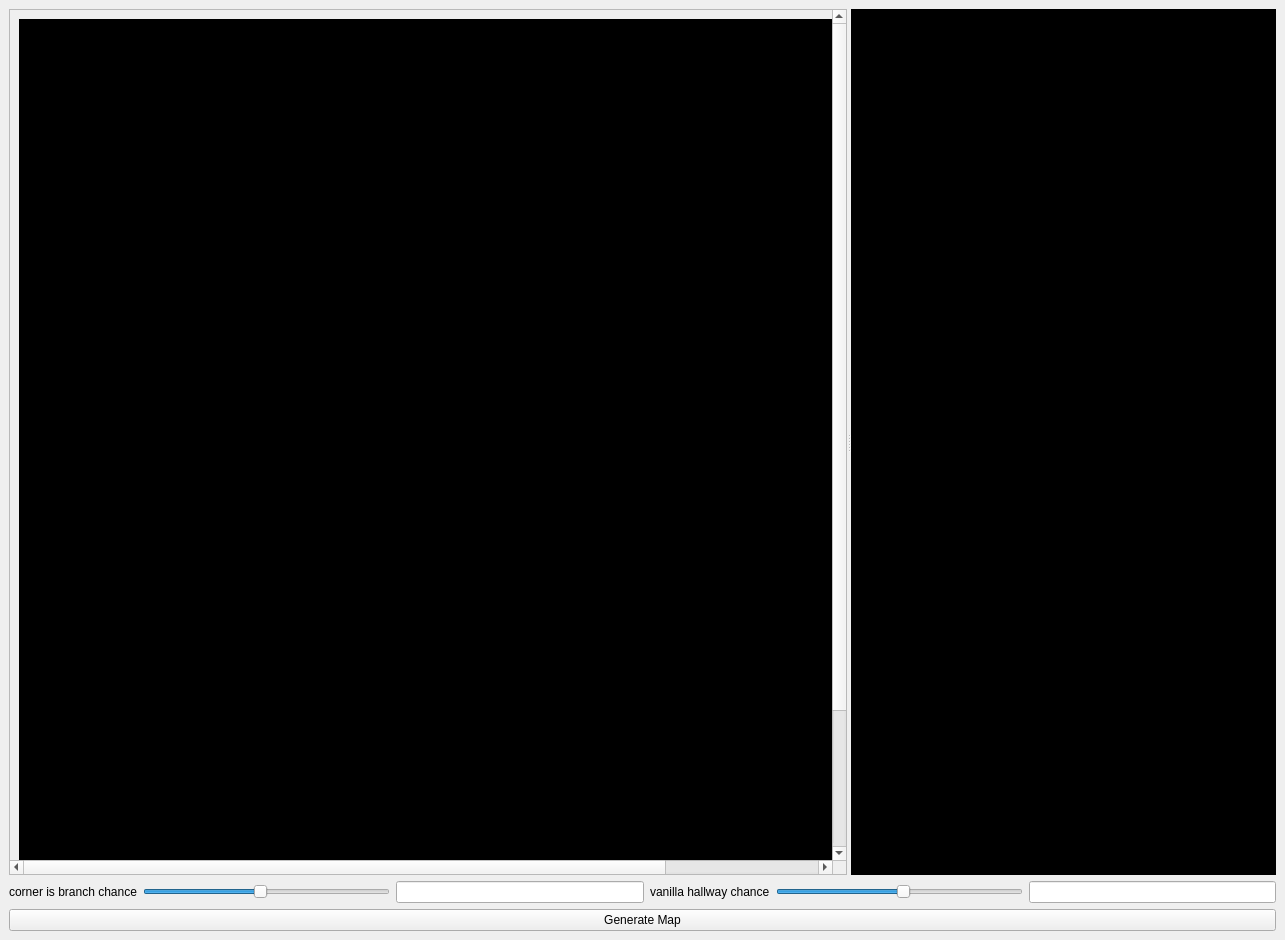
Axident/dun_gen, file dun_gen.ui: the form before one commit.
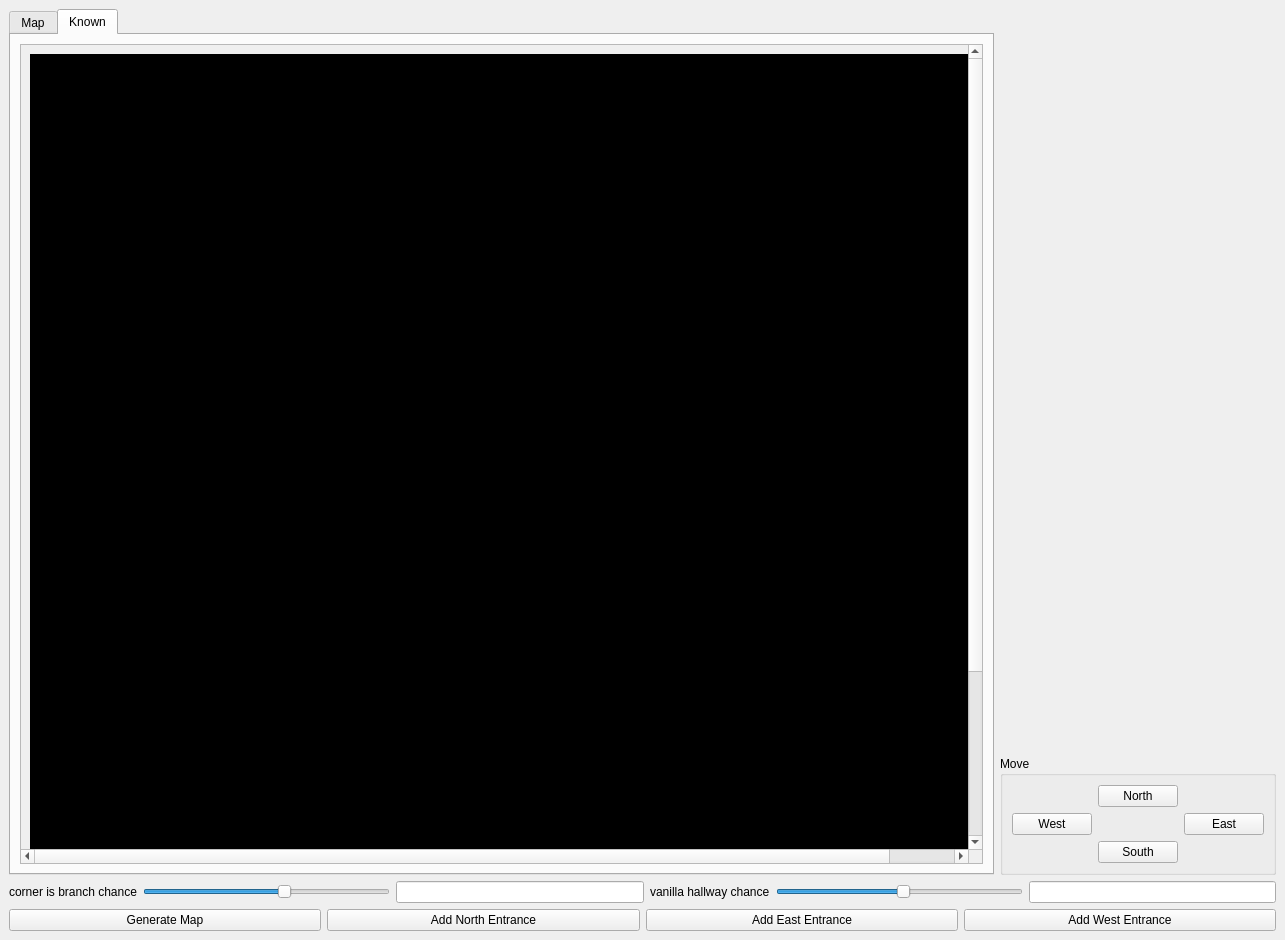
The form after the commit. The open tabs and pages were chosen to show the change.

Diff of the .ui file:
```diff
--- a/dun_gen.ui
+++ b/dun_gen.ui
@@ -14,12 +14,68 @@
    <string>MainWindow</string>
   </property>
   <widget class="QWidget" name="centralwidget">
-   <layout class="QGridLayout" name="gridLayout" rowstretch="1,0,0">
-    <item row="0" column="0">
-     <widget class="QSplitter" name="splitter">
+   <layout class="QGridLayout" name="gridLayout_6">
+    <item row="1" column="1">
+     <widget class="QGroupBox" name="groupBox">
+      <property name="title">
+       <string>Move</string>
+      </property>
+      <layout class="QGridLayout" name="gridLayout_5">
+       <item row="2" column="1">
+        <widget class="QPushButton" name="move_south">
+         <property name="text">
+          <string>South</string>
+         </property>
+        </widget>
+       </item>
+       <item row="0" column="1">
+        <widget class="QPushButton" name="move_north">
+         <property name="text">
+          <string>North</string>
+         </property>
+        </widget>
+       </item>
+       <item row="1" column="0">
+        <widget class="QPushButton" name="move_west">
+         <property name="text">
+          <string>West</string>
+         </property>
+        </widget>
+       </item>
+       <item row="1" column="2">
+        <widget class="QPushButton" name="move_east">
+         <property name="text">
+          <string>East</string>
+         </property>
+        </widget>
+       </item>
+      </layout>
+     </widget>
+    </item>
+    <item row="0" column="1">
+     <spacer name="verticalSpacer">
       <property name="orientation">
-       <enum>Qt::Horizontal</enum>
+       <enum>Qt::Vertical</enum>
       </property>
+      <property name="sizeHint" stdset="0">
+       <size>
+        <width>20</width>
+        <height>40</height>
+       </size>
+      </property>
+     </spacer>
+    </item>
+    <item row="0" column="0" rowspan="2">
+     <widget class="QTabWidget" name="tabWidget">
+      <property name="currentIndex">
+       <number>0</number>
+      </property>
+      <widget class="QWidget" name="tab">
+       <attribute name="title">
+        <string>Map</string>
+       </attribute>
+       <layout class="QGridLayout" name="gridLayout_4">
+        <item row="0" column="0">
       <widget class="QScrollArea" name="scrollArea">
        <property name="widgetResizable">
         <bool>true</bool>
@@ -28,13 +84,17 @@
         <property name="geometry">
          <rect>
           <x>0</x>
-          <y>-122</y>
-          <width>1018</width>
+             <y>0</y>
+             <width>1096</width>
           <height>1018</height>
          </rect>
         </property>
         <layout class="QGridLayout" name="gridLayout_2">
          <item row="0" column="0">
+             <widget class="QSplitter" name="splitter">
+              <property name="orientation">
+               <enum>Qt::Horizontal</enum>
+              </property>
           <widget class="QLabel" name="map">
            <property name="minimumSize">
             <size>
@@ -55,10 +115,6 @@
             <string/>
            </property>
           </widget>
-         </item>
-        </layout>
-       </widget>
-      </widget>
       <widget class="QListWidget" name="operations">
        <property name="styleSheet">
         <string notr="true">background-color: rgb(0, 0, 0);</string>
@@ -66,7 +122,63 @@
       </widget>
      </widget>
     </item>
-    <item row="1" column="0">
+           </layout>
+          </widget>
+         </widget>
+        </item>
+       </layout>
+      </widget>
+      <widget class="QWidget" name="Known">
+       <attribute name="title">
+        <string>Known</string>
+       </attribute>
+       <layout class="QGridLayout" name="gridLayout">
+        <item row="0" column="0">
+         <widget class="QScrollArea" name="scrollArea_2">
+          <property name="widgetResizable">
+           <bool>true</bool>
+          </property>
+          <widget class="QWidget" name="scrollAreaWidgetContents_2">
+           <property name="geometry">
+            <rect>
+             <x>0</x>
+             <y>0</y>
+             <width>1018</width>
+             <height>1018</height>
+            </rect>
+           </property>
+           <layout class="QGridLayout" name="gridLayout_3">
+            <item row="0" column="0">
+             <widget class="QLabel" name="map_masked">
+              <property name="minimumSize">
+               <size>
+                <width>1000</width>
+                <height>1000</height>
+               </size>
+              </property>
+              <property name="maximumSize">
+               <size>
+                <width>1000</width>
+                <height>1000</height>
+               </size>
+              </property>
+              <property name="styleSheet">
+               <string notr="true">background-color: rgb(0, 0, 0);</string>
+              </property>
+              <property name="text">
+               <string/>
+              </property>
+             </widget>
+            </item>
+           </layout>
+          </widget>
+         </widget>
+        </item>
+       </layout>
+      </widget>
+     </widget>
+    </item>
+    <item row="2" column="0" colspan="2">
      <layout class="QHBoxLayout" name="horizontalLayout">
       <item>
        <widget class="QLabel" name="label">
@@ -84,7 +196,7 @@
          <number>20</number>
         </property>
         <property name="value">
-         <number>10</number>
+         <number>12</number>
         </property>
         <property name="orientation">
          <enum>Qt::Horizontal</enum>
@@ -122,12 +234,37 @@
       </item>
      </layout>
     </item>
-    <item row="2" column="0">
+    <item row="3" column="0" colspan="2">
+     <layout class="QHBoxLayout" name="horizontalLayout_2">
+      <item>
      <widget class="QPushButton" name="doit">
       <property name="text">
        <string>Generate Map</string>
       </property>
      </widget>
+      </item>
+      <item>
+       <widget class="QPushButton" name="north_entrance">
+        <property name="text">
+         <string>Add North Entrance</string>
+        </property>
+       </widget>
+      </item>
+      <item>
+       <widget class="QPushButton" name="east_entrance">
+        <property name="text">
+         <string>Add East Entrance</string>
+        </property>
+       </widget>
+      </item>
+      <item>
+       <widget class="QPushButton" name="west_entrance">
+        <property name="text">
+         <string>Add West Entrance</string>
+        </property>
+       </widget>
+      </item>
+     </layout>
     </item>
    </layout>
   </widget>
```
Lines whose indentation alone changed are shown as unchanged.
